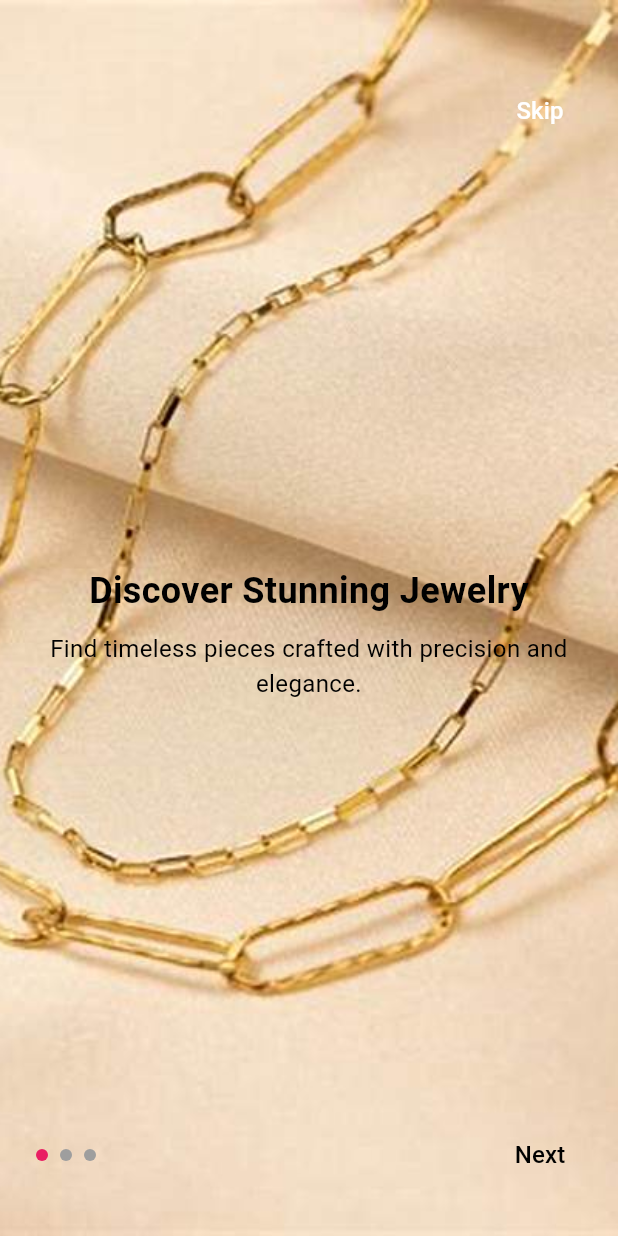
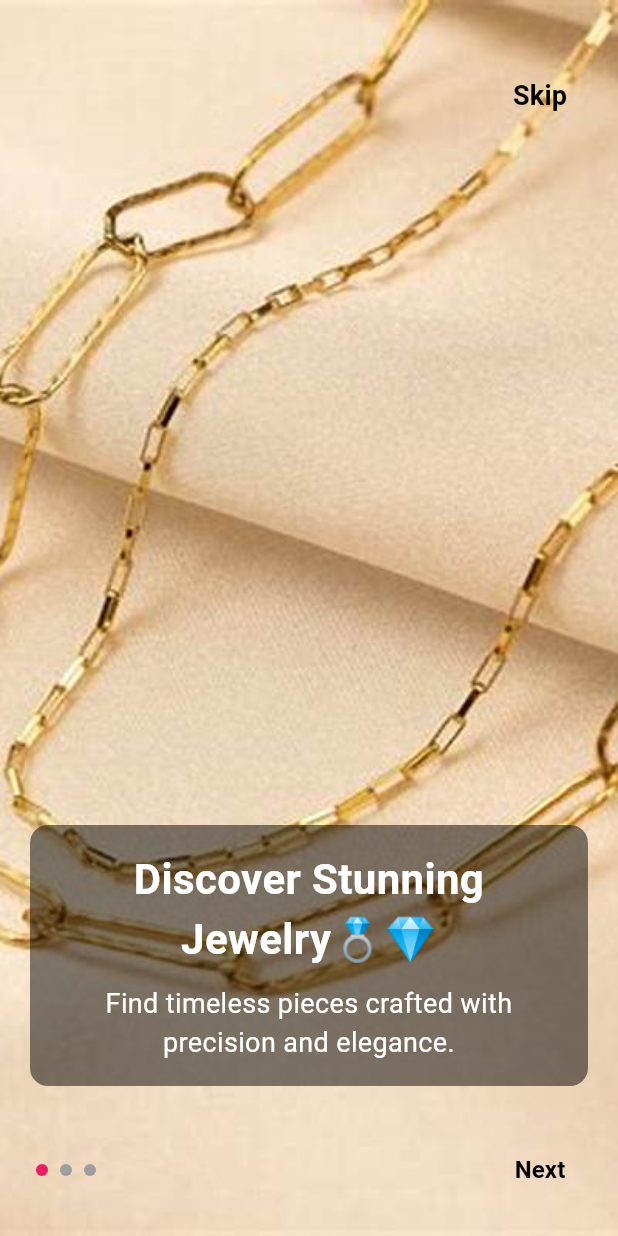
Before and after one commit to Sushmita67/elegance_affair_mobile, a Flutter app: the screen it shows after launch, on a phone screen of 412 x 824 dp. Run offline on Flutter 3.47's test engine with Material 3 defaults, Android fonts, the phone set to English and light mode, and no system bars; our stand-ins replace google_fonts, lottie.

Commit message:
Updated Screens
-- Updated Onboarding

```diff
--- a/elegance_application/lib/view/onboarding_screen.dart
+++ b/elegance_application/lib/view/onboarding_screen.dart
@@ -14,26 +14,39 @@ class _OnboardingScreenState extends State<OnboardingScreen> {
   final List<Map<String, String>> _onboardingData = [
     {
       "image": "assets/images/onb.jpg",
-      "title": "Discover Stunning Jewelry",
-      "description": "Find timeless pieces crafted with precision and elegance."
+      "title": "Discover Stunning Jewelry💍💎",
+      "description":
+          "Find timeless pieces crafted with precision and elegance.",
     },
     {
       "image": "assets/images/jewelry.jpg",
-      "title": "Personalize Your Look",
+      "title": "Personalize Your Look🪞✨",
       "description":
-      "Create your unique style with customizable jewelry designs."
+          "Create your unique style with customizable jewelry designs.",
     },
     {
       "image": "assets/images/splash3.jpeg",
-      "title": "Shop with Confidence",
+      "title": "Shop with Confidence🛍️🪄",
       "description":
-      "Enjoy free returns and a lifetime warranty on all purchases."
+          "Enjoy free returns and a lifetime warranty on all purchases.",
     },
   ];
 
-  void _goToHome() {
-    Navigator.pushReplacementNamed(
-        context, '/start screen'); // Navigate to the home page
+  void _goToLogin() {
+    Navigator.pushReplacementNamed(context, '/start screen');
+  }
+
+  void _skipToLastPage() {
+    _controller.jumpToPage(_onboardingData.length - 1);
+  }
+
+  void _goBack() {
+    if (_currentIndex > 0) {
+      _controller.previousPage(
+        duration: const Duration(milliseconds: 300),
+        curve: Curves.easeInOut,
+      );
+    }
   }
 
   @override
@@ -60,56 +73,90 @@ class _OnboardingScreenState extends State<OnboardingScreen> {
             },
           ),
 
-          // Content Overlay
-          Column(
+          // Top Navigation Bar with Skip Button and Back Button
+          Positioned(
+            top: 40,
+            left: 20,
+            right: 20,
+            child: Row(
               mainAxisAlignment: MainAxisAlignment.spaceBetween,
               children: [
-              // Top Bar (Skip Button)
-              Padding(
-                padding: const EdgeInsets.only(top: 50, right: 20),
-                child: Align(
-                  alignment: Alignment.topRight,
-                  child: TextButton(
-                    onPressed: _goToHome,
+                // Back Button (Only visible on 2nd and 3rd pages)
+                if (_currentIndex > 0)
+                  IconButton(
+                    icon: const Icon(Icons.arrow_back,
+                        color: Colors.black, size: 30),
+                    onPressed: _goBack,
+                  )
+                else
+                  const SizedBox(width: 48), // Empty space for alignment
+
+                // Skip Button (Visible on all pages)
+                TextButton(
+                  onPressed: _skipToLastPage,
                   child: const Text(
                     "Skip",
-                      style: TextStyle(color: Colors.white, fontSize: 16),
+                    style: TextStyle(
+                      color: Colors.black,
+                      fontSize: 18,
+                      fontWeight: FontWeight.bold,
                     ),
                   ),
                 ),
+              ],
+            ),
           ),
 
-              // Centered Content (Text)
-              Column(
-                mainAxisSize: MainAxisSize.min,
+          // Centered Title and Description with Transparent Background
+          Positioned(
+            bottom: 100,
+            left: 20,
+            right: 20,
+            child: Container(
+              padding: const EdgeInsets.all(16),
+              decoration: BoxDecoration(
+                color: Colors.black
+                    .withOpacity(0.5), // Semi-transparent background
+                borderRadius: BorderRadius.circular(12),
+              ),
+              child: Column(
+                mainAxisAlignment: MainAxisAlignment.center,
                 children: [
+                  // Title
                   Text(
                     _onboardingData[_currentIndex]["title"]!,
                     style: const TextStyle(
-                      fontSize: 24,
+                      fontSize: 28,
                       fontWeight: FontWeight.bold,
-                      color: Colors.black, // Black title text
+                      // fontFamily: 'NotoColorEmoji',
+                      color: Colors.white,
                     ),
                     textAlign: TextAlign.center,
                   ),
                   const SizedBox(height: 10),
+                  // Description
                   Text(
                     _onboardingData[_currentIndex]["description"]!,
                     style: const TextStyle(
-                      fontSize: 16,
-                      color: Colors.black, // Black description text
+                      fontSize: 18,
+                      color: Colors.white,
                     ),
                     textAlign: TextAlign.center,
                   ),
                 ],
               ),
+            ),
+          ),
 
-              // Bottom Bar (Dots and Next Button)
-              Padding(
-                padding: const EdgeInsets.only(bottom: 30, left: 20, right: 20),
+          // Bottom Dots and Navigation Buttons
+          Positioned(
+            bottom: 20,
+            left: 20,
+            right: 20,
             child: Row(
               mainAxisAlignment: MainAxisAlignment.spaceBetween,
               children: [
+                // Dots Indicator
                 Row(
                   children: List.generate(
                     _onboardingData.length,
@@ -118,18 +165,18 @@ class _OnboardingScreenState extends State<OnboardingScreen> {
                       width: 8,
                       height: 8,
                       decoration: BoxDecoration(
-                            color: _currentIndex == index
-                                ? Colors.pink
-                                : Colors.grey,
+                        color:
+                            _currentIndex == index ? Colors.pink : Colors.grey,
                         shape: BoxShape.circle,
                       ),
                     ),
                   ),
                 ),
+                // Next or Get Started Button
                 TextButton(
                   onPressed: () {
                     if (_currentIndex == _onboardingData.length - 1) {
-                          _goToHome(); // On the last page, navigate to home
+                      _goToLogin();
                     } else {
                       _controller.nextPage(
                         duration: const Duration(milliseconds: 300),
@@ -143,7 +190,8 @@ class _OnboardingScreenState extends State<OnboardingScreen> {
                         : "Next",
                     style: const TextStyle(
                       fontSize: 16,
-                          color: Colors.black, // Black "Get Started" text
+                      color: Colors.black,
+                      fontWeight: FontWeight.bold,
                     ),
                   ),
                 ),
@@ -152,8 +200,6 @@ class _OnboardingScreenState extends State<OnboardingScreen> {
           ),
         ],
       ),
-        ],
-      ),
     );
   }
 }
--- a/elegance_application/lib/view/signup_screen_view.dart
+++ b/elegance_application/lib/view/signup_screen_view.dart
@@ -12,7 +12,7 @@ class SignUpPage extends StatelessWidget {
         child: Column(
           mainAxisAlignment: MainAxisAlignment.center,
           children: [
-            // Image.asset('assets/icons/elegance_affair.png', height: 100),
+            Image.asset('assets/icons/elegance_affair.png', height: 100),
             const SizedBox(height: 20),
             TextField(
               decoration: InputDecoration(
```
Also changed, not shown: elegance_application/lib/view/home_screen_view.dart (+10 -9 lines), elegance_application/lib/view/login_screen_view.dart (+5 -4 lines), elegance_application/pubspec.yaml (+5 -11 lines), elegance_application/assets/images/elegance-affair.svg, 1 other file. Lines whose indentation alone changed are shown as unchanged.
